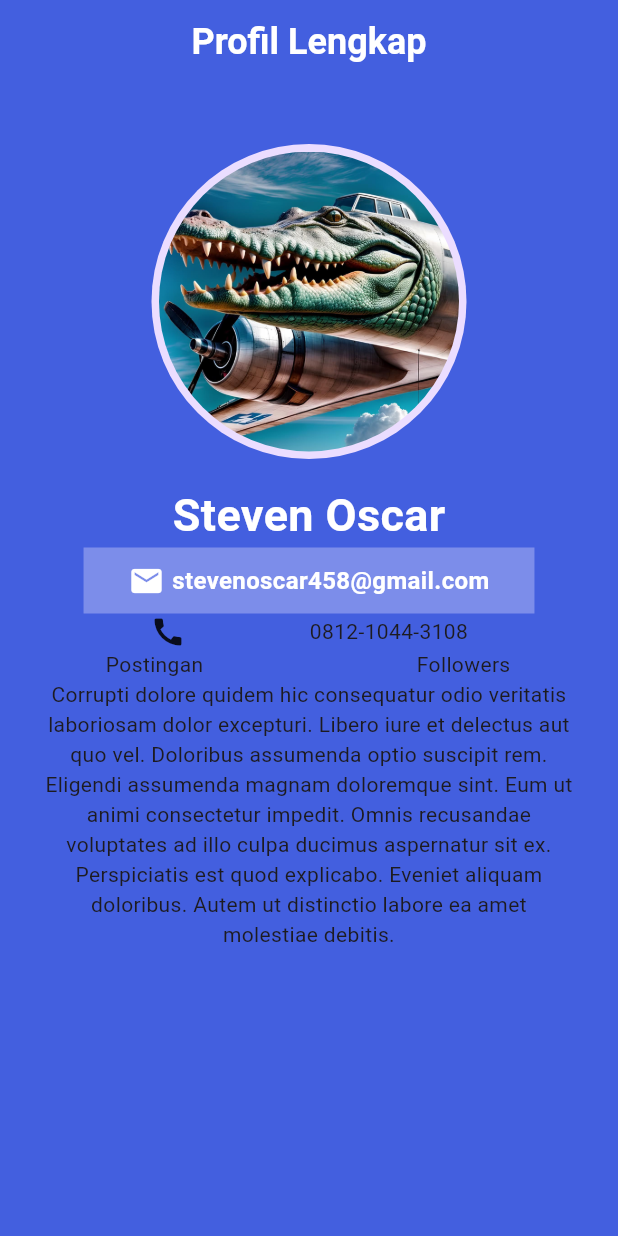
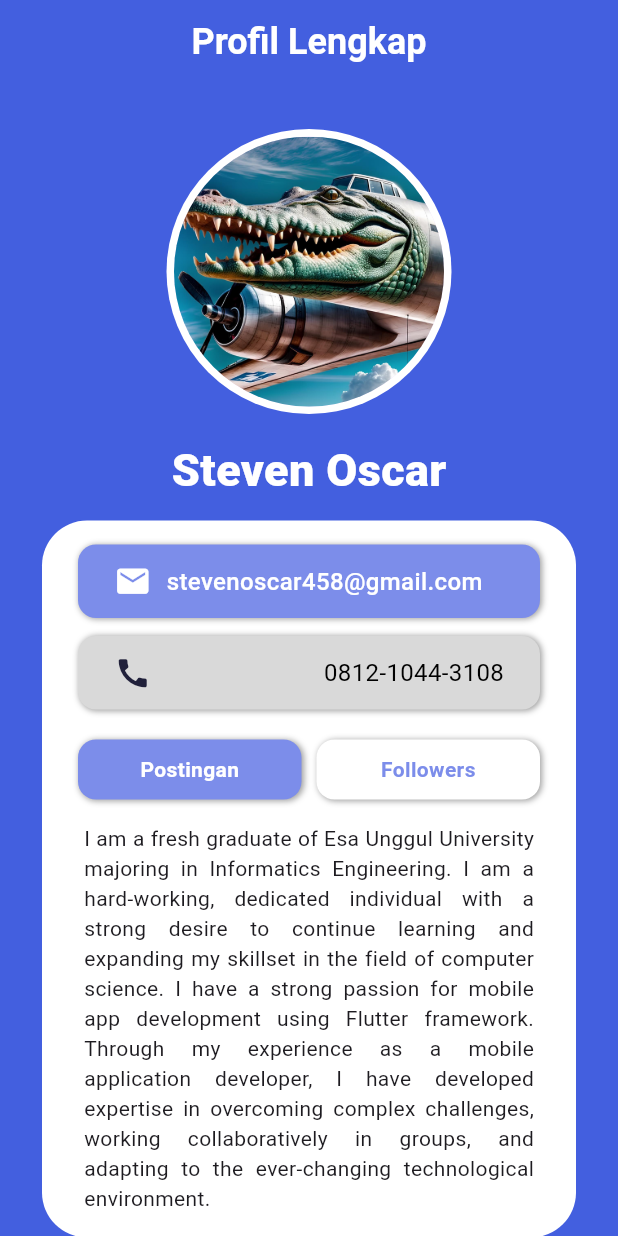
Before and after one commit to StevenOscar/belajar_ppkd, a Flutter app: the screen it shows after launch, on a phone screen of 412 x 824 dp. Run offline on Flutter 3.47's test engine with Material 3 defaults, Android fonts, the phone set to English and light mode, and no system bars.

Commit message:
Tugas 2 Flutter done

```diff
--- a/day5/flutter_app1/lib/meet_2/tugas_2_flutter.dart
+++ b/day5/flutter_app1/lib/meet_2/tugas_2_flutter.dart
@@ -5,7 +5,9 @@ class TugasDuaFlutter extends StatelessWidget {
 
   @override
   Widget build(BuildContext context) {
-    return Scaffold(
+    return SafeArea(
+      top: false,
+      child: Scaffold(
         backgroundColor: Color(0xFF435fdf),
         appBar: AppBar(
           title: Text(
@@ -21,12 +23,12 @@ class TugasDuaFlutter extends StatelessWidget {
         ),
         body: Column(
           children: [
-          SizedBox(height: 40),
+            SizedBox(height: 30),
             CircleAvatar(
-            foregroundColor: Colors.white,
-            radius: 105,
+              backgroundColor: Colors.white,
+              radius: 95,
               child: CircleAvatar(
-              radius: 100,
+                radius: 90,
                 backgroundImage: AssetImage("assets/images/bombardilo.jpg"),
               ),
             ),
@@ -36,68 +38,169 @@ class TugasDuaFlutter extends StatelessWidget {
                 "Steven Oscar",
                 style: TextStyle(
                   fontSize: 30,
-                fontWeight: FontWeight.bold,
+                  fontWeight: FontWeight.w900,
                   color: Colors.white,
                 ),
               ),
             ),
             Container(
-            decoration: BoxDecoration(color: Color(0xFF7c8dea)),
-            padding: EdgeInsets.symmetric(horizontal: 30, vertical: 10),
+              decoration: BoxDecoration(
+                color: Colors.white,
+                borderRadius: BorderRadius.circular(30),
+              ),
+              padding: EdgeInsets.symmetric(horizontal: 24, vertical: 16),
+              margin: EdgeInsets.symmetric(horizontal: 28, vertical: 12),
+              child: Column(
+                children: [
+                  Container(
+                    decoration: BoxDecoration(
+                      color: Color(0xFF7c8dea),
+                      borderRadius: BorderRadius.circular(12),
+                      boxShadow: [
+                        BoxShadow(
+                          color: Colors.grey,
+                          blurRadius: 3,
+                          offset: Offset(1.2, 0.5)
+                        )
+                      ]
+                    ),
+                    padding: EdgeInsets.symmetric(horizontal: 24, vertical: 12),
                     child: Row(
-              mainAxisSize: MainAxisSize.min,
-              mainAxisAlignment: MainAxisAlignment.center,
+                      mainAxisAlignment: MainAxisAlignment.spaceBetween,
                       children: [
-                Icon(Icons.email, color: Colors.white,),
-                SizedBox(width: 5),
-                Text(
+                        Icon(Icons.email, color: Colors.white, size: 25,),
+                        SizedBox(width: 10),
+                        Expanded(
+                          child: Text(
                             "stevenoscar458@gmail.com",
                             style: TextStyle(
                               fontSize: 16,
-                    fontWeight: FontWeight.bold,
+                              fontWeight: FontWeight.w500,
                               color: Colors.white,
+                              overflow: TextOverflow.ellipsis
+                            ),
                           ),
                         ),
                       ],
                     ),
                   ),
-          Padding(
-            padding: const EdgeInsets.symmetric(horizontal: 100),
+                  SizedBox(height: 12,),
+                  Container(
+                    decoration: BoxDecoration(
+                      color: Color(0xFFd9d9d9),
+                      borderRadius: BorderRadius.circular(12),
+                      boxShadow: [
+                        BoxShadow(
+                          color: Colors.grey,
+                          blurRadius: 3,
+                          offset: Offset(1.2, 0.5)
+                        )
+                      ]
+                    ),
+                    padding: EdgeInsets.symmetric(horizontal: 24, vertical: 12),
                     child: Row(
-              mainAxisSize: MainAxisSize.min,
-              children: [Icon(Icons.call), Spacer(), Text("0812-1044-3108")],
+                      children: [
+                        Icon(
+                          Icons.call,
+                          size: 25,
+                          color: Color(0xFF20203a),
+                        ),
+                        Spacer(),
+                        Text(
+                          "0812-1044-3108",
+                          style: TextStyle(
+                            fontSize: 16,
+                            fontWeight: FontWeight.w400,
+                            color: Colors.black,
                           ),
                         ),
+                      ],
+                    ),
+                  ),
+                  SizedBox(height: 20,),
                   Row(
                     children: [
                       Expanded(
                         child: Container(
+                          padding: EdgeInsets.symmetric(vertical: 10),
+                          decoration: BoxDecoration(
+                            color: Color(0xFF7c8dea),
+                            borderRadius: BorderRadius.circular(12),
+                            boxShadow: [
+                              BoxShadow(
+                                color: Colors.grey,
+                                blurRadius: 3,
+                                offset: Offset(1.2, 0.5)
+                              )
+                            ]
+                          ),
                           alignment: Alignment.center,
-                  child: Text("Postingan"),
+                          child: Text(
+                            "Postingan",
+                            style: TextStyle(
+                              color: Colors.white,
+                              fontWeight: FontWeight.bold
                             ),
                           ),
+                        ),
+                      ),
+                      SizedBox(width: 10,),
                       Expanded(
                         child: Container(
+                          padding: EdgeInsets.symmetric(vertical: 10),
+                          decoration: BoxDecoration(
+                            color: Colors.white,
+                            borderRadius: BorderRadius.circular(12),
+                            boxShadow: [
+                              BoxShadow(
+                                color: Colors.grey,
+                                blurRadius: 3,
+                                offset: Offset(1.2, 0.5)
+                              )
+                            ]
+                          ),
                           alignment: Alignment.center,
-                  child: Text("Followers"),
+                          child: Text(
+                            "Followers",
+                            style: TextStyle(
+                              color: Color(0xFF7c8dea),
+                              fontWeight: FontWeight.bold
+                            ),
+                          ),
                         ),
                       ),
                     ],
                   ),
-          Padding(
-            padding: const EdgeInsets.symmetric(horizontal: 30),
-            child: SizedBox(
+                  SizedBox(
+                    child: Padding(
+                      padding: const EdgeInsets.only(top: 16, left: 4, right: 4),
                       child: Text(
-                "Corrupti dolore quidem hic consequatur odio veritatis laboriosam dolor excepturi. Libero iure et delectus aut quo vel. Doloribus assumenda optio suscipit rem. Eligendi assumenda magnam doloremque sint. Eum ut animi consectetur impedit. Omnis recusandae voluptates ad illo culpa ducimus aspernatur sit ex. Perspiciatis est quod explicabo. Eveniet aliquam doloribus. Autem ut distinctio labore ea amet molestiae debitis.",
-                textAlign: TextAlign.center,
+                        "I am a fresh graduate of Esa Unggul University majoring in Informatics Engineering. I am a hard-working, dedicated individual with a strong desire to continue learning and expanding my skillset in the field of computer science. I have a strong passion for mobile app development using Flutter framework. Through my experience as a mobile application developer, I have developed expertise in overcoming complex challenges, working collaboratively in groups, and adapting to the ever-changing technological environment.",
+                        textAlign: TextAlign.justify,
                       ),
                     ),
                   ),
-          Row(children: [
-
                 ],
               ),
+            ),
+            Spacer(),
+            Container(
+              width: double.infinity,
+              padding: EdgeInsets.symmetric(vertical: 8),
+              color: Colors.white,
+              child: Center(
+                child: Text(
+                  "Dibuat dengan Semangat dan Dedikasi 👍",
+                  style: TextStyle(
+                    fontStyle: FontStyle.italic,
+                    fontWeight: FontWeight.bold,
+                    fontSize: 16,
+                  ),
+                )
+              ),
+            )
           ],
+        ),
       ),
     );
   }
```
Lines whose indentation alone changed are shown as unchanged.
